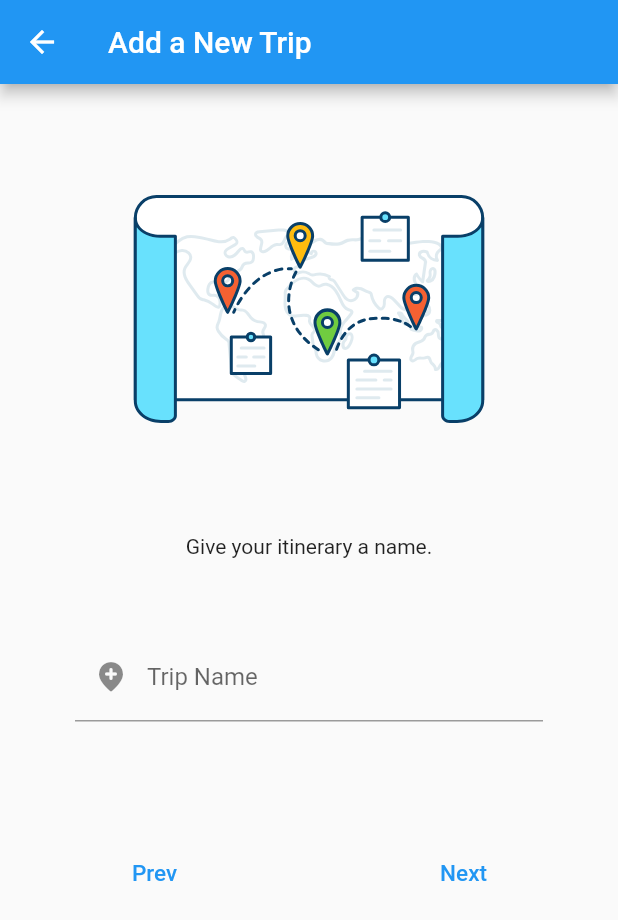
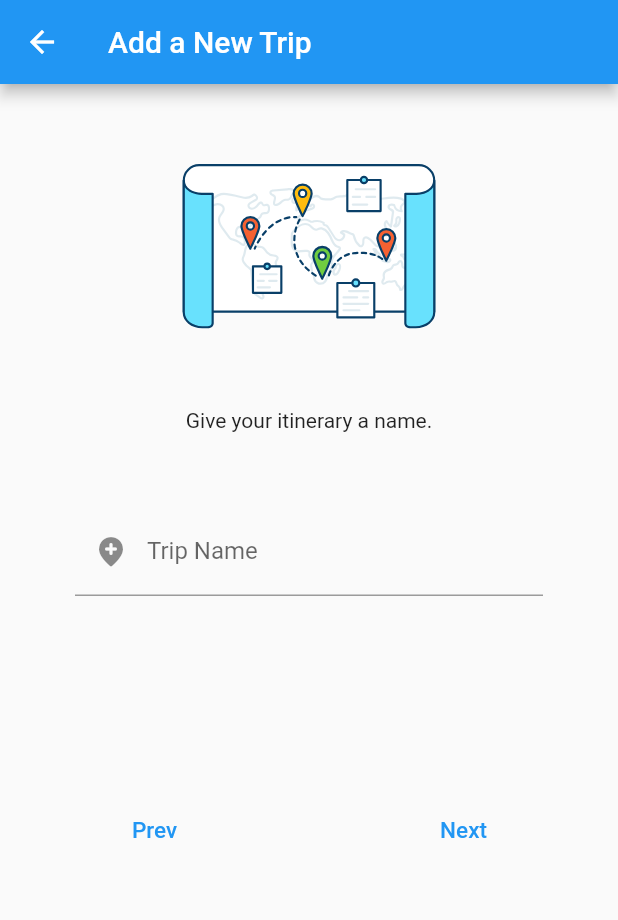
Before and after one commit to yrandyf/ui, a Flutter app: the screen it shows after launch, after a tap on "Add a Trip", on a phone screen of 412 x 824 dp. Shown: the top 920 px of the screen. Run offline on Flutter 3.47's test engine with Material 2 defaults, Android fonts, the phone set to English and light mode, and no system bars; our stand-ins replace flutter_svg, numberpicker.

Commit message:
fixed widget not rendering issue in release version apk and some tried to fix WizardButton margins and failed miserably.

```diff
--- a/lib/screens/trip_details_screen.dart
+++ b/lib/screens/trip_details_screen.dart
@@ -31,7 +31,6 @@ class _TripDetailsScreenState extends State<TripDetailsScreen> {
       ),
       drawer: SideBar(),
       body: SingleChildScrollView(
-        child: Expanded(
         child: Padding(
           padding: const EdgeInsets.all(8.0),
           child: Column(
@@ -49,7 +48,6 @@ class _TripDetailsScreenState extends State<TripDetailsScreen> {
           ),
         ),
       ),
-      ),
     );
   }
 }
--- a/lib/widgets/add_new_trip_widget_1.dart
+++ b/lib/widgets/add_new_trip_widget_1.dart
@@ -20,15 +20,14 @@ class AddNewTripWidget1 extends StatelessWidget {
       ),
       body: SingleChildScrollView(
         child: Column(
-          mainAxisAlignment: MainAxisAlignment.spaceEvenly,
+          mainAxisAlignment: MainAxisAlignment.spaceBetween,
           mainAxisSize: MainAxisSize.min,
           children: [
             SvgPicture.asset(
               'assets/images/svg/login.svg',
-              fit: BoxFit.scaleDown,
+              fit: BoxFit.cover,
               alignment: Alignment.center,
-              // height: MediaQuery.of(context).size.height * 0.4,
-              // width: MediaQuery.of(context).size.width * 0.1,
+              width: MediaQuery.of(context).size.width * 0.7,
             ),
             Text('Give your itinerary a name.'),
             Padding(
@@ -44,7 +43,7 @@ class AddNewTripWidget1 extends StatelessWidget {
               ),
             ),
             SizedBox(
-              height: 27,
+              height: MediaQuery.of(context).size.width * 0.2,
             ),
             WizardButtons(
                 controller: controller, cDuration: cDuration, cCurve: cCurve)
--- a/lib/widgets/add_new_trip_widget_2.dart
+++ b/lib/widgets/add_new_trip_widget_2.dart
@@ -66,7 +66,7 @@ class _AddNewTripWidget2State extends State<AddNewTripWidget2> {
                   'assets/images/svg/signup.svg',
                   fit: BoxFit.cover,
                   alignment: Alignment.center,
-                  height: 250,
+                  height: MediaQuery.of(context).size.width * 0.5,
                 ),
               ],
             ),
@@ -113,6 +113,9 @@ class _AddNewTripWidget2State extends State<AddNewTripWidget2> {
                 ],
               ),
             ),
+            SizedBox(
+              height: MediaQuery.of(context).size.width * 0.01,
+            ),
             WizardButtons(
                 controller: widget.controller,
                 cDuration: widget.cDuration,
--- a/lib/widgets/add_new_trip_widget_3.dart
+++ b/lib/widgets/add_new_trip_widget_3.dart
@@ -66,7 +66,7 @@ class _AddNewTripWidget3State extends State<AddNewTripWidget3> {
                     'assets/images/svg/travel1.svg',
                     fit: BoxFit.cover,
                     alignment: Alignment.center,
-                    height: 250,
+                    height: MediaQuery.of(context).size.width * 0.5,
                   ),
                 ],
               ),
@@ -115,6 +115,9 @@ class _AddNewTripWidget3State extends State<AddNewTripWidget3> {
                   ],
                 ),
               ),
+              SizedBox(
+                height: MediaQuery.of(context).size.width * 0.01,
+              ),
               WizardButtons(
                   controller: widget.controller,
                   cDuration: widget.cDuration,
--- a/lib/widgets/add_new_trip_widget_4.dart
+++ b/lib/widgets/add_new_trip_widget_4.dart
@@ -31,7 +31,7 @@ class AddNewTripWidget4 extends StatelessWidget {
                     'assets/images/svg/loc.svg',
                     fit: BoxFit.cover,
                     alignment: Alignment.center,
-                    height: 250,
+                    height: MediaQuery.of(context).size.width * 0.5,
                   ),
                 ],
               ),
@@ -53,6 +53,9 @@ class AddNewTripWidget4 extends StatelessWidget {
                 onPressed: () {},
                 child: Text('Get Current Location'),
               ),
+              SizedBox(
+                height: MediaQuery.of(context).size.width * 0.2,
+              ),
               WizardButtons(
                   controller: controller, cDuration: cDuration, cCurve: cCurve),
             ],
--- a/lib/widgets/add_new_trip_widget_5.dart
+++ b/lib/widgets/add_new_trip_widget_5.dart
@@ -31,7 +31,7 @@ class AddNewTripWidget5 extends StatelessWidget {
                     'assets/images/svg/road.svg',
                     fit: BoxFit.cover,
                     alignment: Alignment.center,
-                    height: 250,
+                    height: MediaQuery.of(context).size.width * 0.5,
                   ),
                 ],
               ),
@@ -49,6 +49,9 @@ class AddNewTripWidget5 extends StatelessWidget {
                   ),
                 ),
               ),
+              SizedBox(
+                height: MediaQuery.of(context).size.width * 0.2,
+              ),
               WizardButtons(
                   controller: controller, cDuration: cDuration, cCurve: cCurve),
             ],
--- a/lib/widgets/add_new_trip_widget_6.dart
+++ b/lib/widgets/add_new_trip_widget_6.dart
@@ -42,7 +42,7 @@ class _AddNewTripWidget6State extends State<AddNewTripWidget6> {
                       'assets/images/svg/fam.svg',
                       fit: BoxFit.cover,
                       alignment: Alignment.center,
-                      height: 230,
+                      height: MediaQuery.of(context).size.width * 0.5,
                     ),
                   ],
                 ),
@@ -59,7 +59,7 @@ class _AddNewTripWidget6State extends State<AddNewTripWidget6> {
                       onChanged: (value) => setState(() => _headCount = value),
                     ),
                     SizedBox(
-                      height: 25,
+                      height: MediaQuery.of(context).size.width * 0.1,
                     ),
                     Text(
                       'Head Count: $_headCount',
```
Also changed, not shown: lib/widgets/add_new_trip_widget_7.dart (+9 -3 lines). Lines whose indentation alone changed are shown as unchanged.
